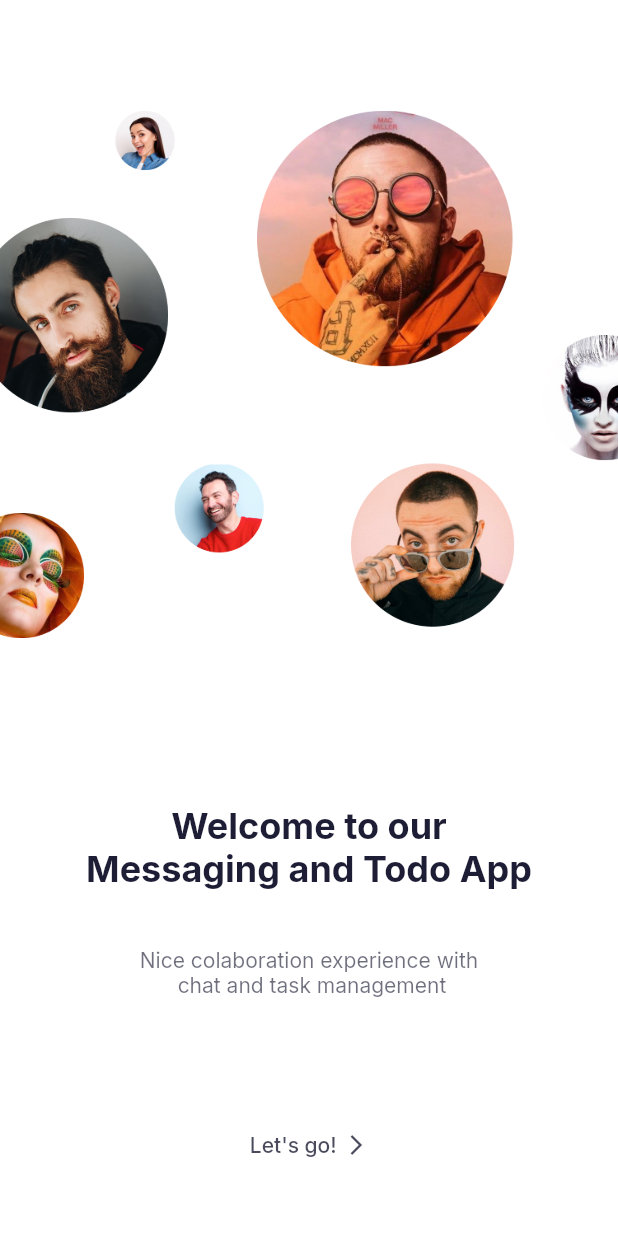
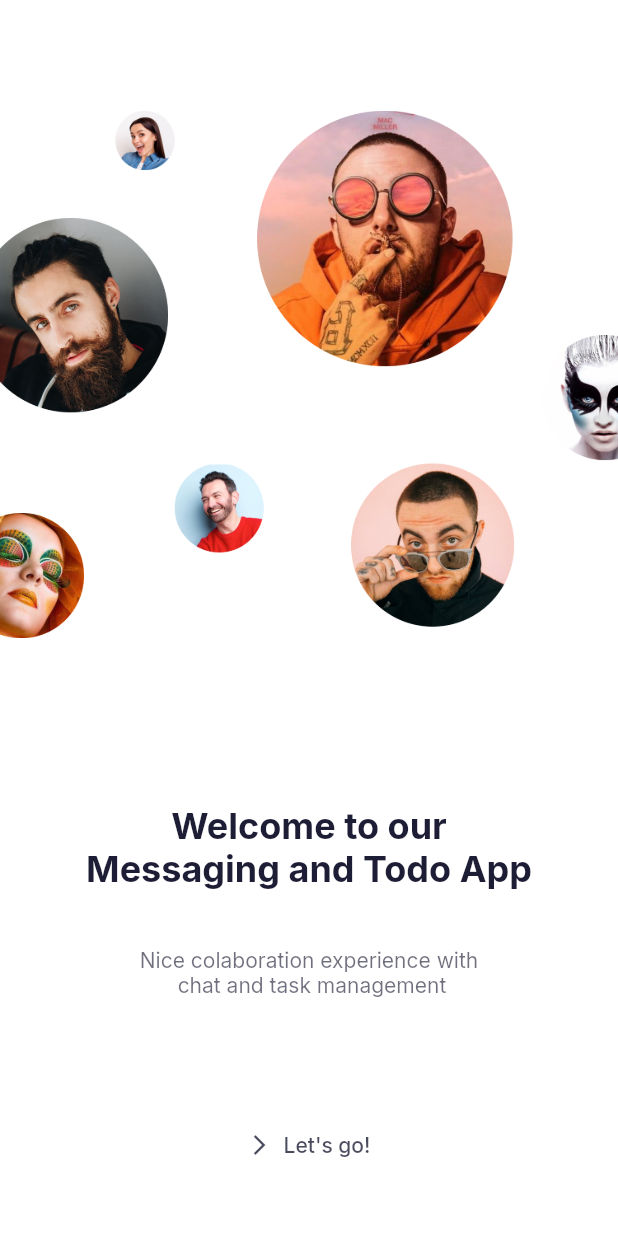
Before and after one commit to HajimexxxNakagawa/flutter-simple-todo-app, a Flutter app: the screen it shows after launch, on a phone screen of 412 x 824 dp. Run offline on Flutter 3.47's test engine with Material 2 defaults, Android fonts, the phone set to English and light mode, and no system bars; our stand-ins replace cloud_firestore, firebase_core, flutter_markdown, google_fonts; accounts and stored records are empty.

Commit message:
use TextButton.icon

```diff
--- a/lib/screens/welcome/welcome_screen.dart
+++ b/lib/screens/welcome/welcome_screen.dart
@@ -1,5 +1,4 @@
 import 'package:flutter/material.dart';
-import 'package:hello_world/constants.dart';
 import 'package:hello_world/screens/signInOrSignUp/signin_or_signup_screen.dart';
 
 class WelcomeScreen extends StatelessWidget {
@@ -35,15 +34,23 @@ class WelcomeScreen extends StatelessWidget {
             ),
             Spacer(flex: 2),
             FittedBox(
-              child: TextButton(
+              child: TextButton.icon(
                   onPressed: () {
                     Navigator.push(
                         context,
                         MaterialPageRoute(
                             builder: (context) => SignInOrSignUpScreen()));
                   },
-                  child: Row(children: [
-                    Text(
+                  icon: Icon(
+                    Icons.arrow_forward_ios,
+                    size: 16,
+                    color: Theme.of(context)
+                        .textTheme
+                        .bodyText1!
+                        .color!
+                        .withOpacity(0.8),
+                  ),
+                  label: Text(
                     "Let's go!",
                     style: Theme.of(context).textTheme.bodyText1!.copyWith(
                         color: Theme.of(context)
@@ -51,18 +58,7 @@ class WelcomeScreen extends StatelessWidget {
                             .bodyText1!
                             .color!
                             .withOpacity(0.8)),
-                    ),
-                    SizedBox(width: kDefaultPadding / 4),
-                    Icon(
-                      Icons.arrow_forward_ios,
-                      size: 16,
-                      color: Theme.of(context)
-                          .textTheme
-                          .bodyText1!
-                          .color!
-                          .withOpacity(0.8),
-                    )
-                  ])),
+                  )),
             ),
             Spacer(),
           ],
```
Lines whose indentation alone changed are shown as unchanged.
